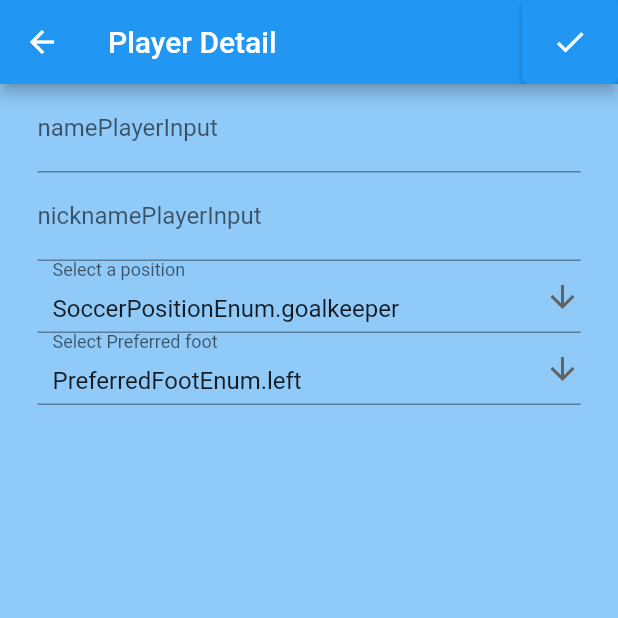
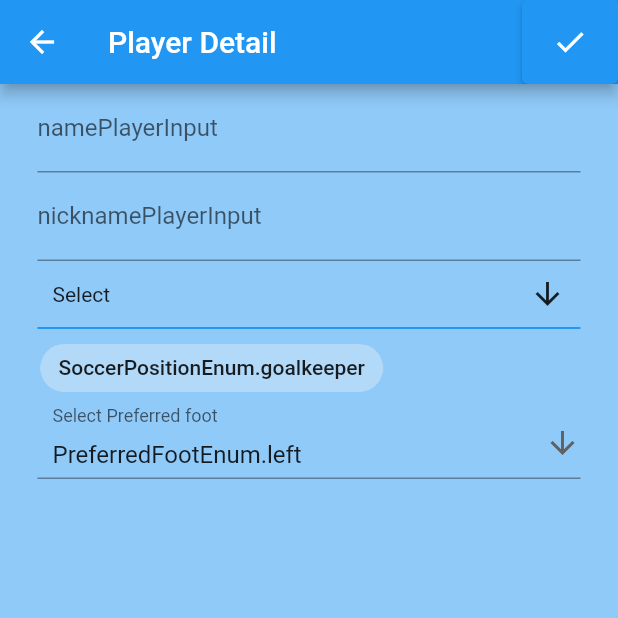
Before and after one commit to viniacpotrich/prancheta_tatica_eletronica, a Flutter app: the PlayerDetailView screen opened by its route, on a phone screen of 412 x 824 dp, the top half of it. Run offline on Flutter 3.47's test engine with Material 2 defaults, Android fonts, the light colour scheme and no system bars; drawn by our look-alikes of multi_select_flutter; our stand-ins replace file_picker, flutter_colorpicker, sqflite, sqflite_common_ffi, stacked and 2 more; missing offline and left inert: crypt, dart:ffi; accounts and stored records are empty.

Commit message:
Supports Multiple Positions

```diff
--- a/lib/ui/views/player_detail/player_detail_view.dart
+++ b/lib/ui/views/player_detail/player_detail_view.dart
@@ -1,4 +1,5 @@
 import 'package:flutter/material.dart';
+import 'package:multi_select_flutter/multi_select_flutter.dart';
 import 'package:stacked/stacked.dart';
 import 'package:stacked/stacked_annotations.dart';
 import 'package:tactical_e_clipboard/enum/preferred_foot_enum.dart';
@@ -89,22 +90,19 @@ class PlayerDetailView extends StackedView<PlayerDetailViewModel>
                 value,
               ),
             ),
-            DropdownButtonFormField(
-              value: viewModel.actualSoccerPositionEnum,
-              icon: const Icon(Icons.arrow_downward),
-              decoration: const InputDecoration(
-                labelText: "Select a position",
-                contentPadding: EdgeInsets.symmetric(horizontal: 10),
-              ),
-              onChanged: (value) =>
-                  viewModel.controllerPositionsPlayerDropDown(value),
-              items: SoccerPositionEnum.values
+            MultiSelectDialogField(
+              initialValue: viewModel.actualSoccerPositionsEnum,
+              items:  SoccerPositionEnum.values
                   .toList()
-                  .map((val) => DropdownMenuItem(
-                        value: val,
-                        child: Text(val.toString()),
+                  .map((val) => MultiSelectItem(
+                         val,
+                        val.toString(),
                       ))
                   .toList(),
+              listType: MultiSelectListType.LIST,
+              onConfirm: (values) {
+                viewModel.controllerPositionsPlayerDropDown(values);
+              },
             ),
             DropdownButtonFormField(
               value: viewModel.actualPreferredFootEnum,
@@ -125,7 +123,7 @@ class PlayerDetailView extends StackedView<PlayerDetailViewModel>
                   )
                   .toList(),
             ),
-           /* DropdownButtonFormField(
+            /* DropdownButtonFormField(
               icon: const Icon(Icons.arrow_downward),
               decoration: const InputDecoration(
                 labelText: "Selecione o Time",
--- a/lib/ui/views/player_detail/player_detail_viewmodel.dart
+++ b/lib/ui/views/player_detail/player_detail_viewmodel.dart
@@ -12,7 +12,7 @@ class PlayerDetailViewModel extends FutureViewModel
   final _service = locator<PlayerService>();
   final _navigationService = locator<NavigationService>();
 
-  SoccerPositionEnum actualSoccerPositionEnum = SoccerPositionEnum.goalkeeper;
+  List<SoccerPositionEnum> actualSoccerPositionsEnum = [SoccerPositionEnum.goalkeeper];
   PreferredFootEnum actualPreferredFootEnum = PreferredFootEnum.left;
 
   late PlayerModel tempPlayer = PlayerModel(
@@ -27,9 +27,8 @@ class PlayerDetailViewModel extends FutureViewModel
   void getPlayer(PlayerModel? playerModel) async {
     if (playerModel != null) {
       isEditing = true;
-      // tempPlayer = (await _service.get(playerModel))!;
       tempPlayer = playerModel;
-      actualSoccerPositionEnum = tempPlayer.preferredPositionsPlayer[0];
+      actualSoccerPositionsEnum = tempPlayer.preferredPositionsPlayer;
       actualPreferredFootEnum = tempPlayer.preferredFootPlayer;
     } else {
       tempPlayer = PlayerModel(
@@ -40,6 +39,7 @@ class PlayerDetailViewModel extends FutureViewModel
         PreferredFootEnum.left,
       );
     }
+
     rebuildUi();
   }
 
@@ -56,10 +56,8 @@ class PlayerDetailViewModel extends FutureViewModel
     tempPlayer.nicknamePlayer = text;
   }
 
-  void controllerPositionsPlayerDropDown(SoccerPositionEnum? position) {
-    if (position != null) {
-      tempPlayer.preferredPositionsPlayer = [position];
-    }
+  void controllerPositionsPlayerDropDown(List<SoccerPositionEnum> positions) {
+    tempPlayer.preferredPositionsPlayer = positions;
   }
 
   void controllerPreferredFootPlayerDropDown(PreferredFootEnum? foot) {
--- a/pubspec.yaml
+++ b/pubspec.yaml
@@ -19,6 +19,7 @@ dependencies:
   flutter_colorpicker: ^1.0.3
   file_picker: ^5.5.0
   crypt: ^4.3.1
+  multi_select_flutter: ^4.1.3
 
 dev_dependencies:
   build_runner: ^2.4.5
```
Also changed, not shown: pubspec.lock.
